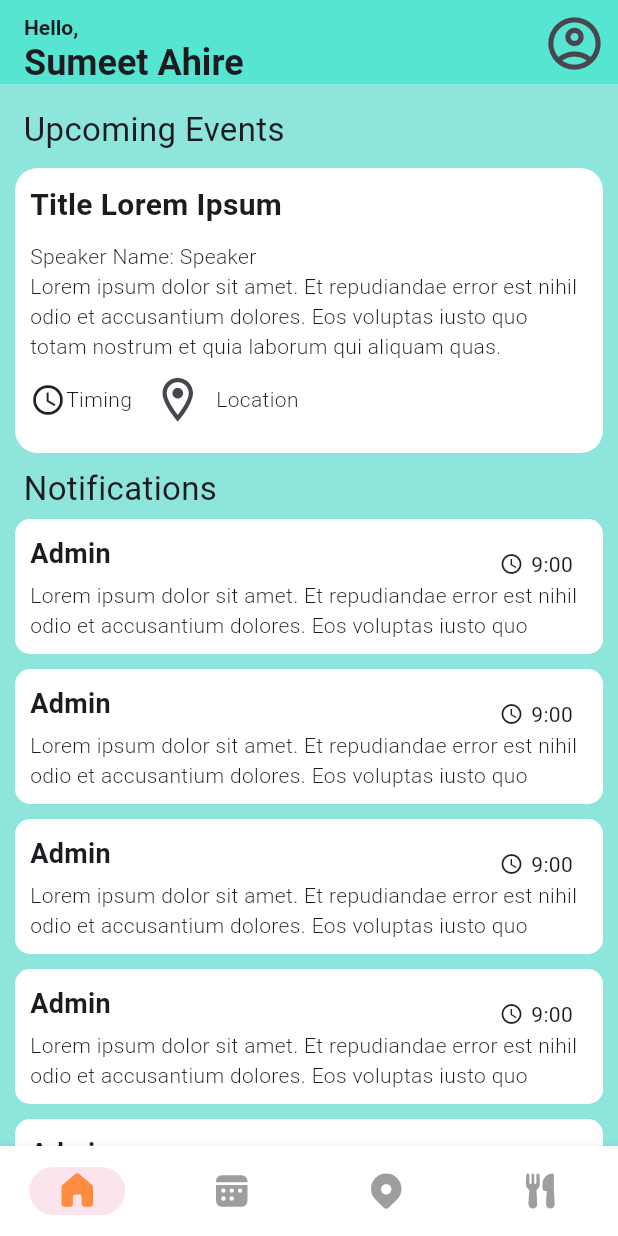
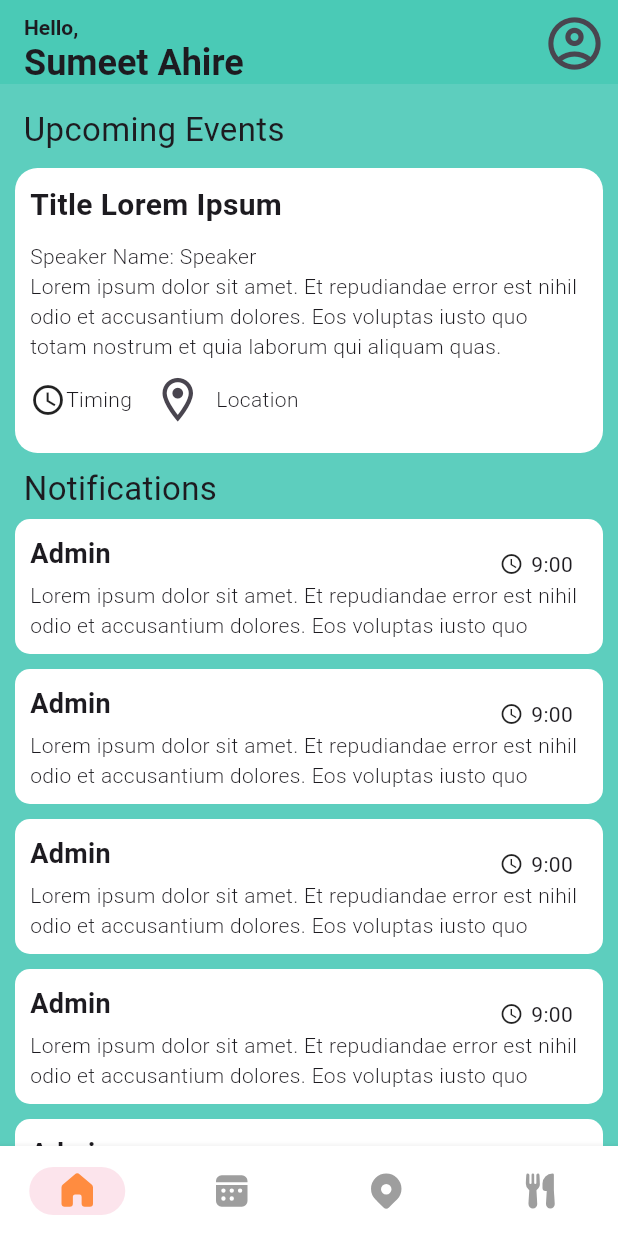
Before and after one commit to swciitg/icragee_mobile, a Flutter app: the screen it shows after launch, on a phone screen of 412 x 824 dp. Run offline on Flutter 3.47's test engine with Material 3 defaults, Android fonts, the phone set to English and light mode, and no system bars; our stand-ins replace firebase_core, firebase_messaging, fluentui_system_icons, flutter_local_notifications, go_router; accounts and stored records are empty.

Commit message:
updated background colour

```diff
--- a/lib/screens/home/home_tab.dart
+++ b/lib/screens/home/home_tab.dart
@@ -8,9 +8,9 @@ class HomeTab extends StatelessWidget {
   @override
   Widget build(BuildContext context) {
     return Scaffold(
-      backgroundColor: const Color.fromARGB(136, 43, 213, 187),
+      backgroundColor: MyColors.primaryColor,
       appBar: AppBar(
-        backgroundColor: const Color.fromARGB(128, 32, 229, 199),
+        backgroundColor: MyColors.primaryColor,
         title: const Column(
           crossAxisAlignment: CrossAxisAlignment.start,
           mainAxisSize: MainAxisSize.min,
--- a/lib/shared/colors.dart
+++ b/lib/shared/colors.dart
@@ -1,7 +1,7 @@
 import 'package:flutter/material.dart';
 
 class MyColors {
-  static const primaryColor = Color.fromRGBO(32, 229, 199, 0.54);
+  static const primaryColor = Color.fromRGBO(72, 201, 181, 0.882);
   static const secondaryColor = Color.fromRGBO(255, 140, 64, 1);
   static const navBarBackgroundColor = Colors.white;
 }
```
